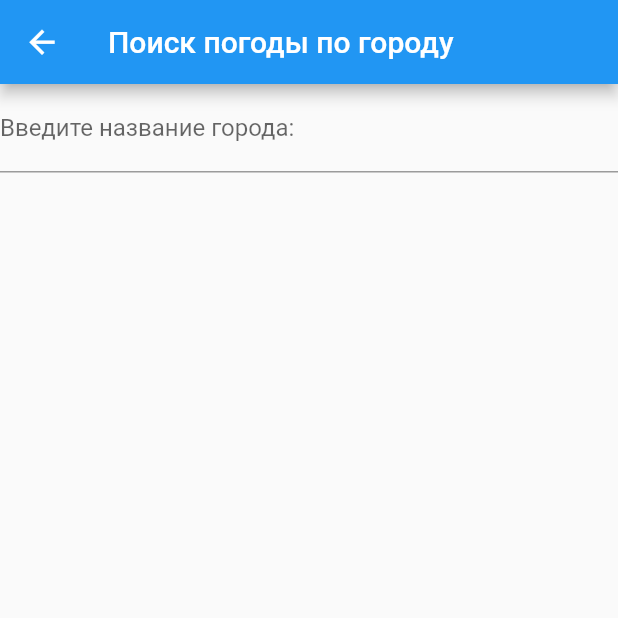
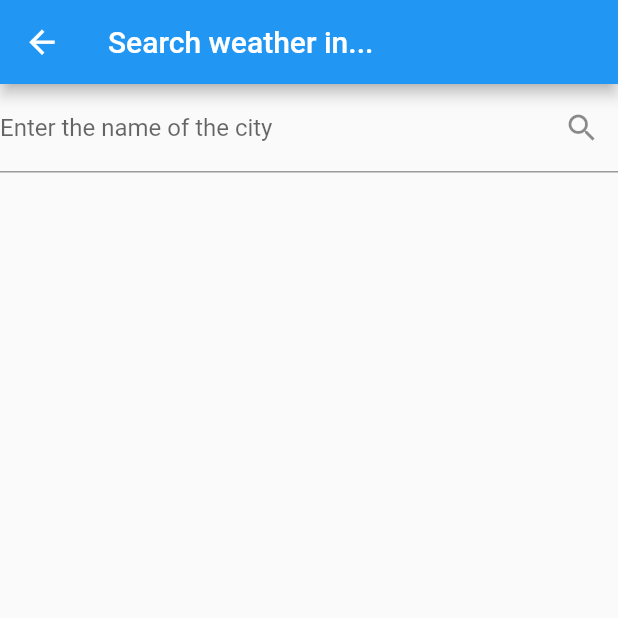
Before and after one commit to FuryOfFools/weather, a Flutter app: the SearchPage screen opened directly, on a phone screen of 412 x 824 dp, the top half of it. Run offline on Flutter 3.47's test engine with Material 2 defaults, Android fonts, the phone set to English and light mode, and no system bars; our stand-ins replace bloc, equatable, flutter_bloc, location.

Commit message:
working app

```diff
--- a/lib/Bloc/Classes/data.dart
+++ b/lib/Bloc/Classes/data.dart
@@ -20,7 +20,6 @@ class WeatherData {
   // Current Weather
   List<WeatherList> list = [];
   WeatherData({Album album, Location location, Album5Days album5days}) {
-    if (album.cod != '404') {
     this.weatherInfo = album.weather[0].main;
     this.weatherDescription = album.weather[0].description;
     this.weatherIcon = Resources.weatherPng[album.weather[0].icon];
@@ -36,8 +35,7 @@ class WeatherData {
     this.countryCode = album.sys.country;
     this.sunrise =
         DateTime.fromMicrosecondsSinceEpoch(album.sys.sunrise * 1000);
-      this.sunset =
-          DateTime.fromMicrosecondsSinceEpoch(album.sys.sunset * 1000);
+    this.sunset = DateTime.fromMicrosecondsSinceEpoch(album.sys.sunset * 1000);
     this.timezone = album.timezone;
     this.cityId = album.id;
     this.cityTitle = album.name;
@@ -45,7 +43,5 @@ class WeatherData {
     album5days.list.forEach((element) {
       this.list.add(WeatherList(element, cityTitle));
     });
-    } else
-      throw Exception('Не правильный город');
   }
 }
--- a/lib/Bloc/weather_event.dart
+++ b/lib/Bloc/weather_event.dart
@@ -6,10 +6,17 @@ class WeatherEvent extends Equatable {
   List<Object> get props => [];
 }
 
+/// Инициализация данных
+class DataLoadingEvent extends WeatherEvent {
+  DataLoadingEvent();
+  @override
+  List<Object> get props => [];
+}
+
 /// Событие запроса погоды
 class WeatherRequestEvent extends WeatherEvent {
   final Location location;
-  WeatherRequestEvent(this.location) : assert(location != null);
+  WeatherRequestEvent({this.location}) : assert(location != null);
   @override
   List<Object> get props => [location];
 }
@@ -17,7 +24,7 @@ class WeatherRequestEvent extends WeatherEvent {
 /// Событие запроса геолокации
 class LocationEvent extends WeatherEvent {
   final Location location;
-  LocationEvent(this.location);
+  LocationEvent({this.location});
   @override
   List<Object> get props => [location];
 }
@@ -35,7 +42,7 @@ class OpenTimeWeatherEvent extends WeatherEvent {
 /// Пользователь открыл поиск города
 class SearchEvent extends WeatherEvent {
   final data;
-  SearchEvent(this.data);
+  SearchEvent({this.data});
   @override
   List<Object> get props => [data];
 }
@@ -43,7 +50,7 @@ class SearchEvent extends WeatherEvent {
 /// Переотрисовочка
 class DisplayEvent extends WeatherEvent {
   final WeatherData data;
-  DisplayEvent(this.data) : assert(data != null);
+  DisplayEvent({this.data}) : assert(data != null);
   @override
   List<Object> get props => [data];
 }
--- a/lib/Bloc/weather_state.dart
+++ b/lib/Bloc/weather_state.dart
@@ -1,5 +1,5 @@
 import 'package:equatable/equatable.dart';
-import 'package:weather/Bloc/Classes/classes.dart';
+import 'Classes/classes.dart';
 
 class WeatherState extends Equatable {
   final String display = '';
@@ -20,6 +20,7 @@ class LocationUpdatingState extends WeatherState {
   final String display = 'Getting geolocation...';
 }
 
+/// Ожидание погоды
 class WeatherUpdatinState extends WeatherState {
   final String display = 'Getting data from the API...';
 }
@@ -28,7 +29,7 @@ class WeatherUpdatinState extends WeatherState {
 class WeatherRequestingState extends WeatherState {
   final String display = 'Getting data from the API...';
   final Location data;
-  WeatherRequestingState(this.data) : assert(data != null);
+  WeatherRequestingState({this.data}) : assert(data != null);
 
   @override
   List<Object> get props => [data];
@@ -38,7 +39,7 @@ class WeatherRequestingState extends WeatherState {
 class WeatherDisplayState extends WeatherState {
   final String display = 'Data received';
   final WeatherData data;
-  WeatherDisplayState(this.data) : assert(data != null);
+  WeatherDisplayState({this.data}) : assert(data != null);
 
   @override
   List<Object> get props => [data];
@@ -56,10 +57,18 @@ class OpenTimeWeatherState extends WeatherState {
   List<Object> get props => [data, additionalData];
 }
 
+/// Отображаем экран загрузки
 class SearchState extends WeatherState {
   final String display = 'The city weather search screen is open';
   final WeatherData data;
-  SearchState(this.data) : assert(data != null);
+  SearchState({this.data}) : assert(data != null);
   @override
   List<Object> get props => [data];
 }
+
+class ErrorState extends WeatherState {
+  final String display;
+  ErrorState(this.display);
+  @override
+  List<Object> get props => [display];
+}
--- a/lib/Widgets/CurrentWeather/temperature.dart
+++ b/lib/Widgets/CurrentWeather/temperature.dart
@@ -18,6 +18,7 @@ class Temperature extends StatelessWidget {
             '${data.temperature} C°',
             style: TextStyle(
               fontSize: 50,
+              color: Colors.grey[700],
             ),
           ),
           Text(
--- a/lib/Widgets/CurrentWeather/weather.dart
+++ b/lib/Widgets/CurrentWeather/weather.dart
@@ -27,7 +27,7 @@ class Weather extends StatelessWidget {
                 data.weatherInfo,
                 style: TextStyle(
                   fontSize: 30,
-                  color: Colors.grey[800],
+                  color: Color(0xffec6e4c),
                 ),
               ),
             ],
--- a/lib/Widgets/Pages/loading_page.dart
+++ b/lib/Widgets/Pages/loading_page.dart
@@ -16,7 +16,6 @@ class LoadingPage extends StatelessWidget {
                     Text(BlocProvider.of<WeatherBloc>(context).state.display),
                 margin: EdgeInsets.all(10),
               ),
-              CircularProgressIndicator(),
             ],
           ),
         ),
--- a/lib/Widgets/Pages/search_page.dart
+++ b/lib/Widgets/Pages/search_page.dart
@@ -1,20 +1,42 @@
 import 'package:flutter/material.dart';
 import 'package:flutter_bloc/flutter_bloc.dart';
+import 'package:weather/Bloc/Classes/classes.dart';
 import 'package:weather/Bloc/blocs.dart';
 import 'package:weather/Bloc/weather_bloc.dart';
 
-class SearchPage extends StatelessWidget {
+class SearchPage extends StatefulWidget {
+  @override
+  _SearchPageState createState() => _SearchPageState();
+}
+
+class _SearchPageState extends State<SearchPage> {
+  // ValueNotifier<String> _text;
+
+  // @override
+  // void initState() {
+  //   _text = ValueNotifier<String>('');
+  //   super.initState();
+  // }
+
+  // @override
+  // void dispose() {
+  //   _text.dispose();
+  //   super.dispose();
+  // }
+
+  final controller = TextEditingController();
+
   @override
   Widget build(BuildContext context) {
     final state = BlocProvider.of<WeatherBloc>(context).state;
     return SafeArea(
       child: Scaffold(
         appBar: AppBar(
-          title: Text('Поиск погоды по городу'),
+          title: Text('Search weather in...'),
           leading: IconButton(
             onPressed: () {
               BlocProvider.of<WeatherBloc>(context)
-                  .add(DisplayEvent(state.data));
+                  .add(DisplayEvent(data: state.data));
             },
             icon: Icon(
               Icons.arrow_back,
@@ -23,10 +45,30 @@ class SearchPage extends StatelessWidget {
             ),
           ),
         ),
-        body: TextField(
-          decoration: InputDecoration(
-            labelText: 'Введите название города:',
-          ),
+        body: Column(
+          children: [
+            TextField(
+              controller: controller,
+              onSubmitted: (value) {
+                if (value != null) {
+                  BlocProvider.of<WeatherBloc>(context)
+                      .add(LocationEvent(location: Location(city: value)));
+                }
+              },
+              decoration: InputDecoration(
+                suffixIcon: IconButton(
+                  icon: Icon(Icons.search),
+                  onPressed: () {
+                    if (controller.text != null) {
+                      BlocProvider.of<WeatherBloc>(context).add(LocationEvent(
+                          location: Location(city: controller.text)));
+                    }
+                  },
+                ),
+                labelText: 'Enter the name of the city',
+              ),
+            ),
+          ],
         ),
       ),
     );
--- a/lib/main.dart
+++ b/lib/main.dart
@@ -12,6 +12,7 @@ class MyApp extends StatelessWidget {
   @override
   Widget build(BuildContext context) {
     return MaterialApp(
+      debugShowCheckedModeBanner: false,
       title: 'Weather',
       theme: ThemeData(
         primarySwatch: Colors.blue,
```
Also changed, not shown: lib/Bloc/Classes/Albums/albums.dart (+9 -4 lines), lib/Bloc/weather_bloc.dart (+13 -6 lines), lib/Widgets/Pages/bloc_builder.dart (+10 -4 lines), lib/Widgets/Pages/display_page.dart (+0 -11 lines), lib/Widgets/Pages/time_weather_page.dart (+5 -4 lines), lib/Widgets/drawer_widget.dart (+9 -6 lines), lib/Widgets/time_weather.dart (+6 -1 lines). Lines whose indentation alone changed are shown as unchanged.
